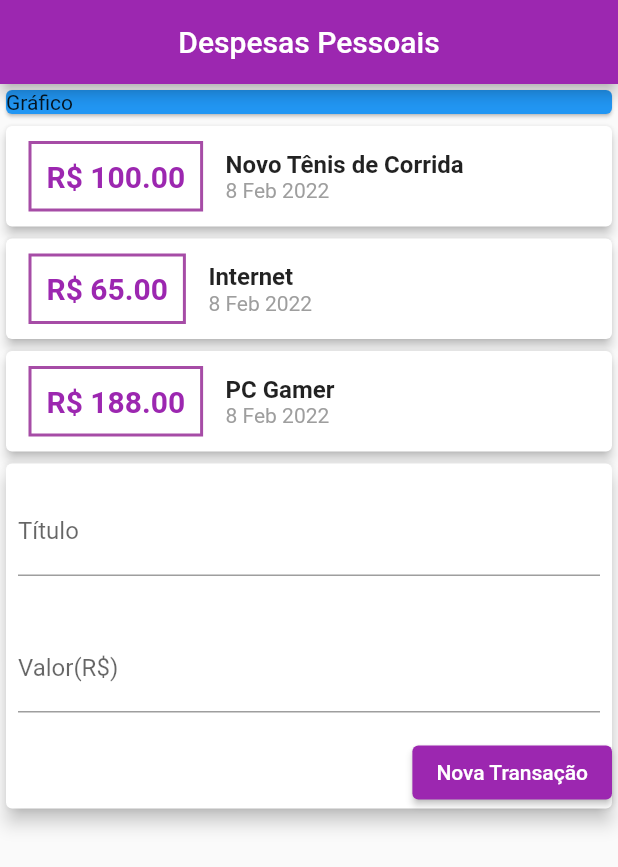
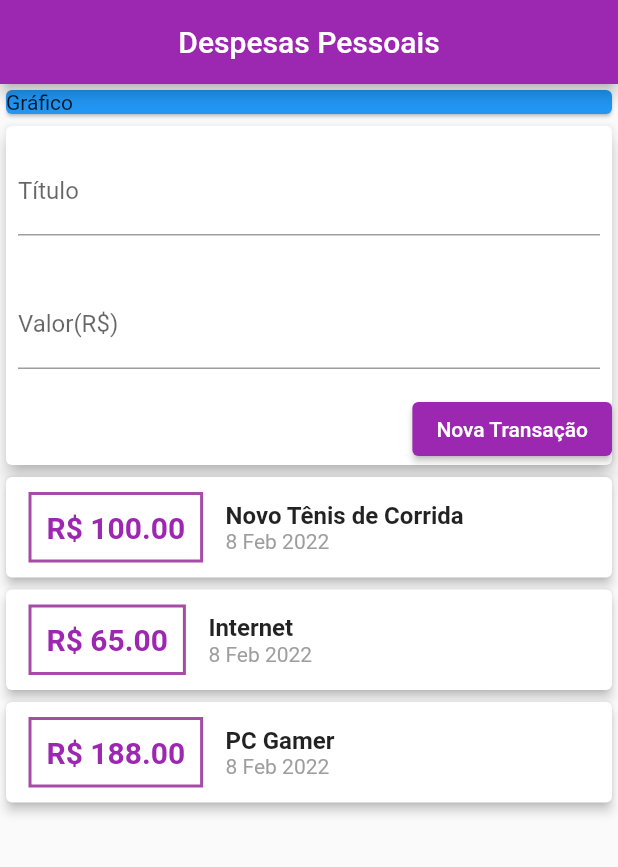
Before and after one commit to vinicius4006/curso_flutter_expenses, a Flutter app: the screen it shows after launch, after a tap on "Nova Transação", on a phone screen of 412 x 824 dp. Shown: the top 867 px of the screen. Run offline on Flutter 3.47's test engine with Material 2 defaults, Android fonts, the phone set to English and light mode, and no system bars.

```diff
--- a/lib/components/transaction_list.dart
+++ b/lib/components/transaction_list.dart
@@ -1,3 +1,4 @@
+import 'package:expenses/models/transaction.dart';
 import 'package:flutter/material.dart';
 
 import 'graphicCard.dart';
@@ -5,18 +6,24 @@ import 'graphicCard.dart';
 class TransactionList extends StatelessWidget {
   //const TransactionList({ Key? key }) : super(key: key);
 
-  final List lista;
+  final List<Transaction> transactions;
 
-  TransactionList(this.lista);
+  TransactionList(this.transactions);
 
 
   @override
   Widget build(BuildContext context) {
-    return Column(
-              children: lista.map((tr) {
-                return GraphicCard(texto: tr.title, preco: tr.value,time: DateTime.now());
-              }).toList(),
 
-            );
+    return Container(
+      height: 240,
+      child: ListView.builder(
+        itemCount: transactions.length,
+        itemBuilder: (ctx, index){
+          final tr = transactions[index];
+                    return GraphicCard(texto: tr.title, preco: tr.value,time: DateTime.now());
+        },
+
+      ),
+    );
   }
 }
--- a/lib/components/transaction_user.dart
+++ b/lib/components/transaction_user.dart
@@ -34,6 +34,7 @@ class _TransactionUserState extends State<TransactionUser> {
       value: 188.0,
       date: DateTime.now(),
     ),
+
   ];
 
   _addTransactions(String title, double value){
@@ -53,8 +54,9 @@ class _TransactionUserState extends State<TransactionUser> {
   Widget build(BuildContext context) {
     return Column(
       children: [
+            TransactionForm(_addTransactions),
             TransactionList(_transactions),
-            TransactionForm(_addTransactions),
+
       ],
     );
   }
--- a/lib/components/transactions_form.dart
+++ b/lib/components/transactions_form.dart
@@ -10,18 +10,31 @@ class TransactionForm extends StatelessWidget {
 
     TransactionForm(this.onSubmit);
 
+   _submitForm() {
+
+    final title = titleController.text;
+    final value = double.tryParse(valueController.text) ?? 0.0;
+
+    if(title.isEmpty || value <= 0)
+      return;
+
+
+    onSubmit(title, value);
+
+  }
+
   @override
   Widget build(BuildContext context) {
     return Card(
           elevation: 5,
-
           child: Column(
             crossAxisAlignment: CrossAxisAlignment.end,
             children: <Widget>[
               Padding(
-                padding: const EdgeInsets.symmetric(horizontal: 8.0, vertical: 16),
+                padding: const EdgeInsets.symmetric(horizontal: 8.0, vertical: 14),
                 child: TextField(
                   controller: titleController,
+                  onSubmitted: (_) => _submitForm(),
                   decoration: InputDecoration(
                     border: UnderlineInputBorder(),
                     labelText: "Título",
@@ -32,6 +45,8 @@ class TransactionForm extends StatelessWidget {
                 padding: const EdgeInsets.symmetric(horizontal: 8.0, vertical: 16),
                 child: TextField(
                   controller: valueController,
+                  keyboardType: TextInputType.numberWithOptions(decimal: true),
+                  onSubmitted: (_) => _submitForm(),
                   decoration: InputDecoration(
                     border: UnderlineInputBorder(),
                     labelText: "Valor(R\$)",
@@ -40,12 +55,10 @@ class TransactionForm extends StatelessWidget {
               ),
 
               ElevatedButton(
-              onPressed: (){
-                print("${titleController.text} || ${valueController.text}");
-                },
                child: Text("Nova Transação", style: TextStyle(
                 color: Colors.white,
-              ),))
+              ),),
+              onPressed:_submitForm,)
             ],
           ),
         );
--- a/lib/myHomePage.dart
+++ b/lib/myHomePage.dart
@@ -14,7 +14,7 @@ class MyHomePage extends StatelessWidget {
         centerTitle: true,
         title: Text("Despesas Pessoais"),
       ),
-      body: BodyPage(),
+      body: SingleChildScrollView(child: BodyPage()),
     );
   }
 }
```
